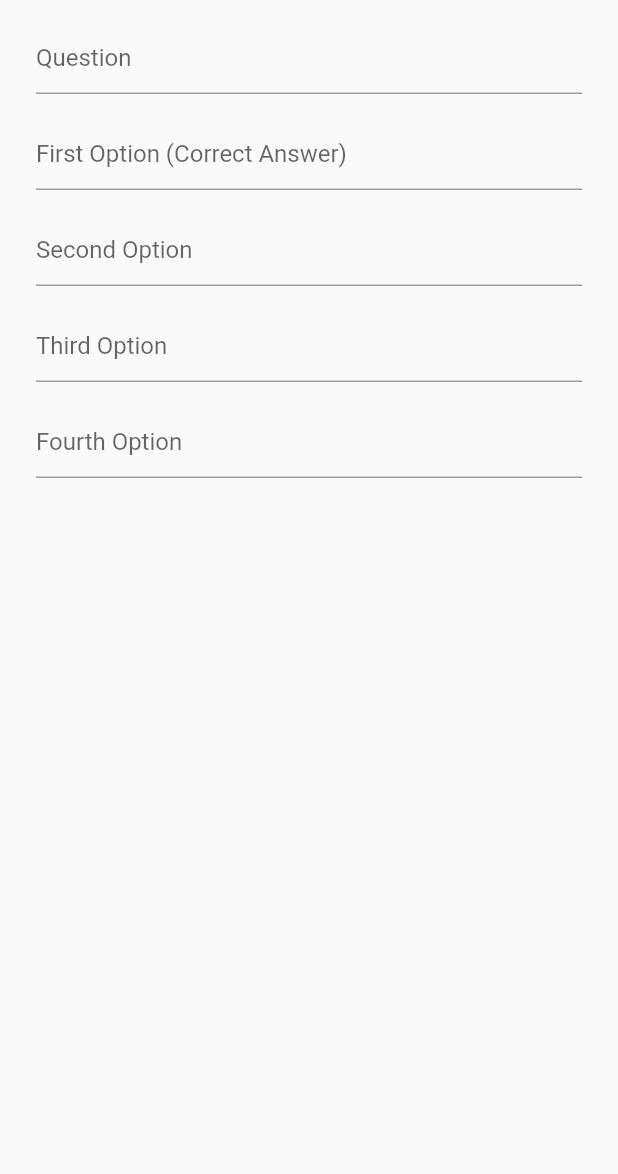
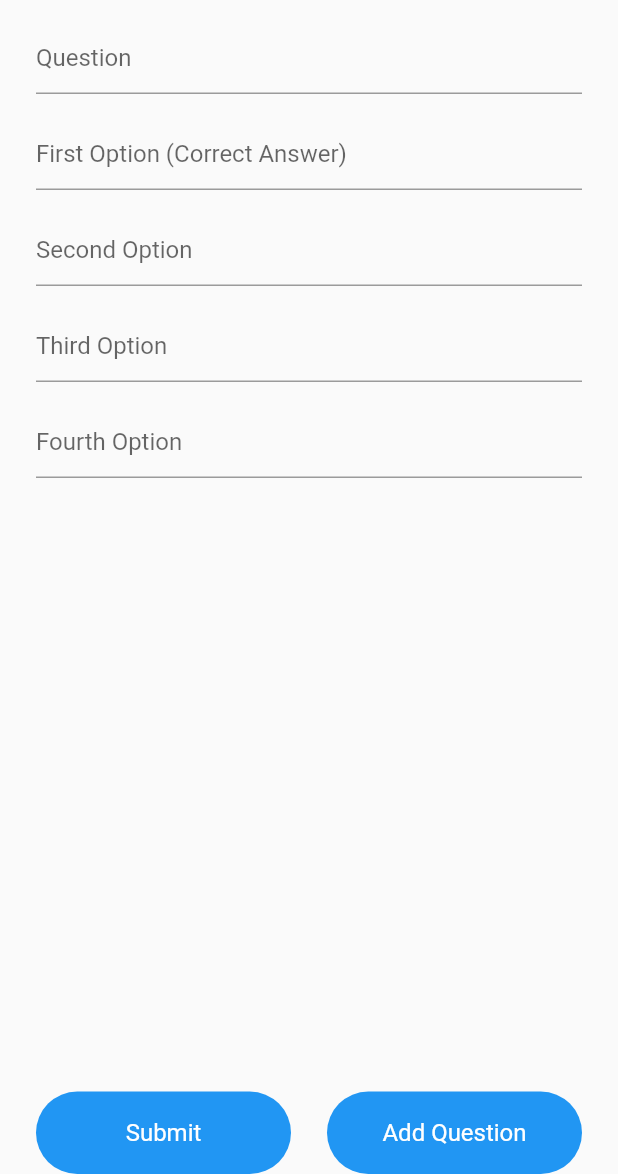
Before and after one commit to Pat0sya/Quiz-app-fix, a Flutter app: the AddQuestion screen opened directly, on a phone screen of 412 x 824 dp, the part 62-1236 px from its top. Run offline on Flutter 3.47's test engine with Material 3 defaults, Android fonts, the phone set to English and light mode, and no system bars; our stand-ins replace cloud_firestore, firebase_auth, firebase_core, random_string; accounts and stored records are empty.

Commit message:
Added new buttons

```diff
--- a/lib/views/addquestion.dart
+++ b/lib/views/addquestion.dart
@@ -78,6 +78,25 @@ class _AddQuestionState extends State<AddQuestion> {
                   option4 = val;
                 },
               ),
+              Spacer(),
+              Row(
+                children: [
+                  blueButton(
+                      context: context,
+                      label: "Submit",
+                      buttonWidth: MediaQuery.of(context).size.width / 2 - 36),
+                  SizedBox(
+                    width: 24,
+                  ),
+                  blueButton(
+                      context: context,
+                      label: "Add Question",
+                      buttonWidth: MediaQuery.of(context).size.width / 2 - 36)
+                ],
+              ),
+              SizedBox(
+                width: 60,
+              ),
             ],
           ),
         ),
--- a/lib/views/signin.dart
+++ b/lib/views/signin.dart
@@ -103,7 +103,7 @@ class _SignInState extends State<SignIn> {
                   ),
                   GestureDetector(
                     onTap: signIn,
-                    child: blueButton(context, "Sign In"),
+                    child: blueButton(context: context, label: "Sign In"),
                   ),
                   SizedBox(
                     height: 20,
--- a/lib/views/signup.dart
+++ b/lib/views/signup.dart
@@ -87,7 +87,7 @@ class _SignUpState extends State<SignUp> {
                       onTap: () {
                         signUp(); // Call the signUp method when the button is tapped
                       },
-                      child: blueButton(context, "Sign Up"),
+                      child: blueButton(context: context, label: "Sign Up"),
                     ),
                     const SizedBox(
                       height: 18,
--- a/lib/widgets/widgets.dart
+++ b/lib/widgets/widgets.dart
@@ -17,7 +17,8 @@ Widget appBar(BuildContext context) {
   );
 }
 
-Widget blueButton(BuildContext context, String label) {
+Widget blueButton(
+    {required BuildContext context, required String label, buttonWidth}) {
   return Container(
     padding: const EdgeInsets.symmetric(vertical: 18),
     decoration: BoxDecoration(
@@ -25,7 +26,9 @@ Widget blueButton(BuildContext context, String label) {
       borderRadius: BorderRadius.circular(30),
     ),
     alignment: Alignment.center,
-    width: MediaQuery.of(context).size.width - 48,
+    width: buttonWidth != null
+        ? buttonWidth
+        : MediaQuery.of(context).size.width - 48,
     child: Text(
       label,
       style: TextStyle(color: Colors.white, fontSize: 16),
```
